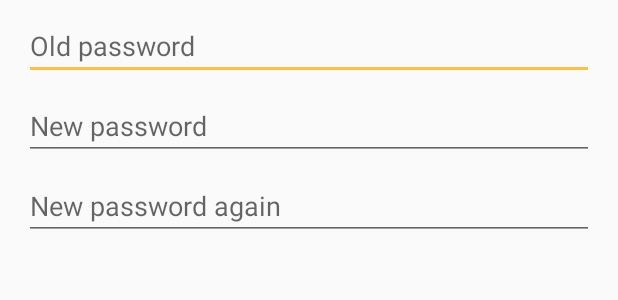
After one commit to Orthoepiccrown0/NoteMe, an Android app: the layout change_pass_layout.xml on its own in the app's theme, with its tools: preview values and no code run, on a phone screen of 412 x 824 dp. The commit adds this screen. Shown: the top 300 px of the screen. Run offline under Robolectric (Android 15) with nearby library versions, the phone set to English and light mode, and no system bars.

Commit message:
Going to add password change ftr

```diff
--- a/app/src/main/java/com/epiccrown/me/note/noteme/Fragments/AccountFragment.java
+++ b/app/src/main/java/com/epiccrown/me/note/noteme/Fragments/AccountFragment.java
@@ -21,7 +21,6 @@ import android.widget.Toast;
 import com.epiccrown.me.note.noteme.Helpers.AccountListAdapter;
 import com.epiccrown.me.note.noteme.Helpers.AccountListItem;
 import com.epiccrown.me.note.noteme.Helpers.DataHelper;
-import com.epiccrown.me.note.noteme.Helpers.ChangeUsernameDialog;
 import com.epiccrown.me.note.noteme.LoginScreen;
 import com.epiccrown.me.note.noteme.R;
 import com.epiccrown.me.note.noteme.User;
@@ -68,8 +67,9 @@ public class AccountFragment extends Fragment {
 
     private void createAndSetupList() {
         items.clear();
-        items.add(new AccountListItem(R.drawable.account_security,"Security"));
-        items.add(new AccountListItem(R.drawable.account_secret,"Secret"));
+        items.add(new AccountListItem(R.drawable.account_security,"Account password"));
+        items.add(new AccountListItem(R.drawable.account_secret,"Security password"));
+        items.add(new AccountListItem(R.drawable.sad_face,"Delete account"));
         recyclerView.setLayoutManager(new LinearLayoutManager(getActivity()));
         AccountListAdapter listAdapter = new AccountListAdapter(getActivity(),items);
         recyclerView.setAdapter(listAdapter);
--- a/app/src/main/java/com/epiccrown/me/note/noteme/Helpers/ChangeUsernameDialog.java
+++ b/app/src/main/java/com/epiccrown/me/note/noteme/Fragments/ChangeUsernameDialog.java
@@ -1,4 +1,4 @@
-package com.epiccrown.me.note.noteme.Helpers;
+package com.epiccrown.me.note.noteme.Fragments;
 
 import android.app.Dialog;
 import android.app.DialogFragment;
--- /dev/null
+++ b/app/src/main/res/layout/change_pass_layout.xml
@@ -0,0 +1,51 @@
+<?xml version="1.0" encoding="utf-8"?>
+<android.support.constraint.ConstraintLayout xmlns:android="http://schemas.android.com/apk/res/android"
+    xmlns:app="http://schemas.android.com/apk/res-auto"
+    xmlns:tools="http://schemas.android.com/tools"
+    android:id="@+id/linearLayout"
+    android:layout_width="match_parent"
+    android:layout_height="wrap_content">
+
+    <EditText
+        android:id="@+id/oldpass_editbox"
+        android:layout_width="0dp"
+        android:layout_height="wrap_content"
+        android:layout_marginEnd="16dp"
+        android:layout_marginStart="16dp"
+        android:layout_marginTop="8dp"
+        android:ems="10"
+        android:hint="@string/newpass_dialog_oldpass"
+        android:inputType="text"
+        app:layout_constraintEnd_toEndOf="parent"
+        app:layout_constraintStart_toStartOf="parent"
+        app:layout_constraintTop_toTopOf="parent" />
+
+    <EditText
+        android:id="@+id/newpass_editbox"
+        android:layout_width="0dp"
+        android:layout_height="wrap_content"
+        android:layout_marginEnd="16dp"
+        android:layout_marginStart="16dp"
+        android:layout_marginTop="8dp"
+        android:ems="10"
+        android:hint="@string/newpass_dialog_newpass"
+        android:inputType="text"
+        app:layout_constraintEnd_toEndOf="parent"
+        app:layout_constraintStart_toStartOf="parent"
+        app:layout_constraintTop_toBottomOf="@+id/oldpass_editbox" />
+
+    <EditText
+        android:id="@+id/newpass_again_editbox"
+        android:layout_width="0dp"
+        android:layout_height="wrap_content"
+        android:layout_marginEnd="16dp"
+        android:layout_marginStart="16dp"
+        android:layout_marginTop="8dp"
+        android:ems="10"
+        android:hint="@string/newpass_dialog_newpass_again"
+        android:inputType="text"
+        app:layout_constraintEnd_toEndOf="parent"
+        app:layout_constraintStart_toStartOf="parent"
+        app:layout_constraintTop_toBottomOf="@+id/newpass_editbox" />
+
+</android.support.constraint.ConstraintLayout>
--- a/app/src/main/res/values/strings.xml
+++ b/app/src/main/res/values/strings.xml
@@ -20,4 +20,8 @@
     <string name="trash_clear">Clear trash bin</string>
     <string name="secure_fingerprints_onetouch">One-touch sign in</string>
     <string name="secure_fingerprints_usepassword">Or use password</string>
+    <string name="newpass_dialog_title">Change password</string>
+    <string name="newpass_dialog_oldpass">Old password</string>
+    <string name="newpass_dialog_newpass">New password</string>
+    <string name="newpass_dialog_newpass_again">New password again</string>
 </resources>
--- a/build.gradle
+++ b/build.gradle
@@ -19,7 +19,6 @@ allprojects {
     repositories {
         google()
         jcenter()
-
     }
 }
 
```
Also changed, not shown: app/src/main/java/com/epiccrown/me/note/noteme/Fragments/ChangePasswordDialog.java (added, +133 -0 lines), app/src/main/java/com/epiccrown/me/note/noteme/Helpers/AccountListAdapter.java (+22 -1 lines), app/src/main/java/com/epiccrown/me/note/noteme/Helpers/DataHelper.java (+11 -0 lines).
